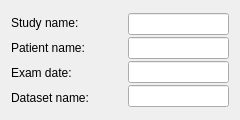
Above: Code/qtshanoirsearchwidget.ui from Inria-Empenn/QtShanoir before the change. Below: the same form after it.
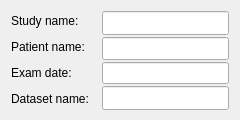
That is the form after the change.

Commit message: Further font corrections

Diff of the .ui file:
```diff
--- a/Code/qtshanoirsearchwidget.ui
+++ b/Code/qtshanoirsearchwidget.ui
@@ -69,10 +69,26 @@
       <number>2</number>
      </property>
      <item>
-      <widget class="QLineEdit" name="studyName"/>
+      <widget class="QLineEdit" name="studyName">
+       <property name="font">
+        <font>
+         <pointsize>13</pointsize>
+         <weight>50</weight>
+         <bold>false</bold>
+        </font>
+       </property>
+      </widget>
      </item>
      <item>
-      <widget class="QLineEdit" name="patientNameFilter"/>
+      <widget class="QLineEdit" name="patientNameFilter">
+       <property name="font">
+        <font>
+         <pointsize>13</pointsize>
+         <weight>50</weight>
+         <bold>false</bold>
+        </font>
+       </property>
+      </widget>
      </item>
      <item>
       <widget class="QLineEdit" name="examDateFilter">
@@ -88,7 +104,15 @@
       </widget>
      </item>
      <item>
-      <widget class="QLineEdit" name="datasetNameFilter"/>
+      <widget class="QLineEdit" name="datasetNameFilter">
+       <property name="font">
+        <font>
+         <pointsize>13</pointsize>
+         <weight>50</weight>
+         <bold>false</bold>
+        </font>
+       </property>
+      </widget>
      </item>
     </layout>
    </item>
```
